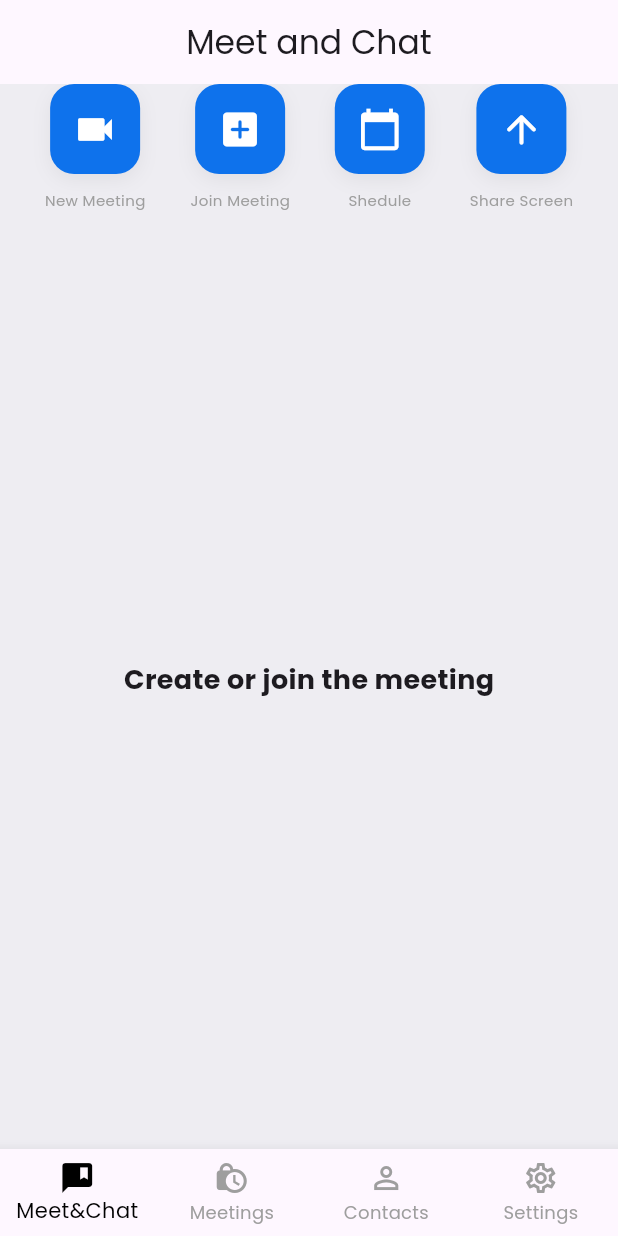
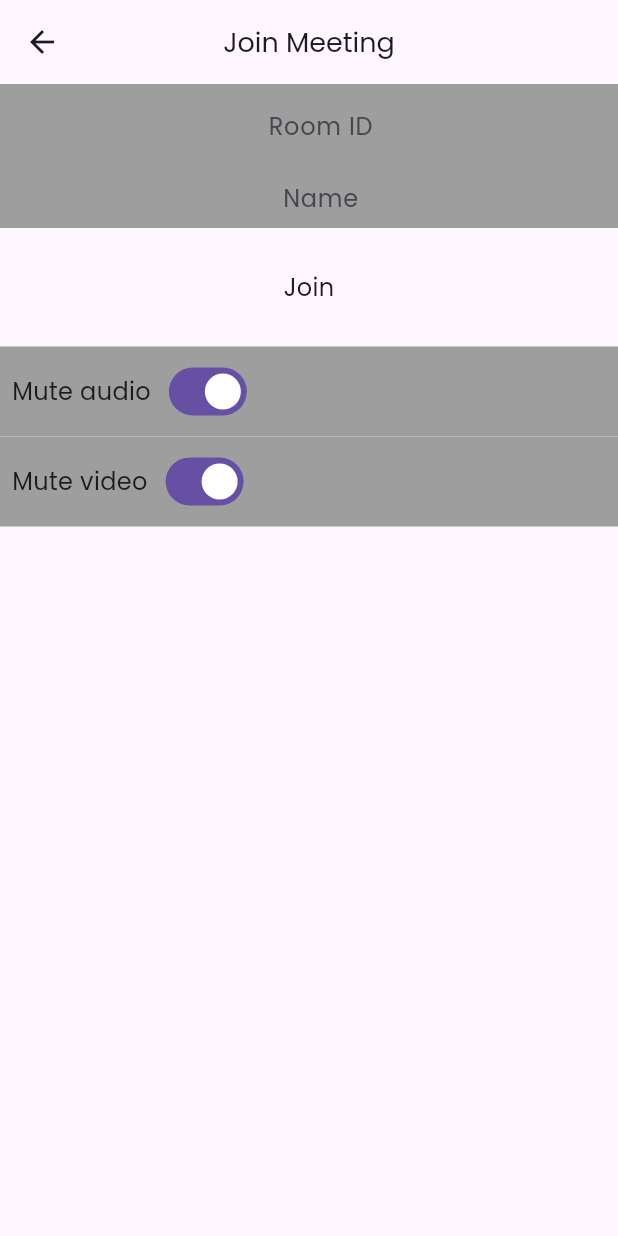
Before and after one commit to LihinduPerera/AmaMeet-ZoomClone, a Flutter app: the screen it shows once a user with an empty profile is signed in, after a tap on "Join Meeting", on a phone screen of 412 x 824 dp. Run offline on Flutter 3.47's test engine with Material 3 defaults, Android fonts, the phone set to English and light mode, and no system bars; our stand-ins replace cloud_firestore, firebase_auth, firebase_core, google_sign_in, lottie; missing offline and left inert: jitsi_meet_v1; accounts and stored records are empty; network calls fail.

Commit message:
feat: Add VideoCallPage and implement navigation from MeetingPage

```diff
--- a/lib/main.dart
+++ b/lib/main.dart
@@ -1,5 +1,6 @@
 import 'package:ama_meet/pages/home_page.dart';
 import 'package:ama_meet/pages/login_page.dart';
+import 'package:ama_meet/pages/video_call_page.dart';
 import 'package:ama_meet/resources/auth_methods.dart';
 import 'package:firebase_core/firebase_core.dart';
 import 'package:flutter/material.dart';
@@ -25,6 +26,7 @@ class MyApp extends StatelessWidget {
       routes: {
         '/login': (context) => const LoginPage(),
         '/home': (context) => HomePage(),
+        '/video-meeting': (context) => VideoCallPage(),
       },
       home: StreamBuilder(
         stream: AuthMethods().authChanges,
--- a/lib/pages/meeting_page.dart
+++ b/lib/pages/meeting_page.dart
@@ -17,6 +17,10 @@ class MeetingPage extends StatelessWidget {
     _jmm.createMeeting(roomName: roomName, isAudioMuted: true, isVideoMuted: true);
   }
 
+  joinMeeting(BuildContext context) {
+    Navigator.pushNamed(context, '/video-meeting');
+  }
+
   @override
   Widget build(BuildContext context) {
     return Column(
@@ -30,7 +34,7 @@ class MeetingPage extends StatelessWidget {
                 btnIcon: Icons.videocam,
               ),
               HomeBtnWidget(
-                onPressedFunction: (() {}),
+                onPressedFunction: () => joinMeeting(context) ,
                 btnText: 'Join Meeting',
                 btnIcon: Icons.add_box_rounded,
               ),
--- a/lib/pages/video_call_page.dart
+++ b/lib/pages/video_call_page.dart
@@ -0,0 +1,105 @@
+import 'package:ama_meet/resources/auth_methods.dart';
+import 'package:ama_meet/utils/colors.dart';
+import 'package:ama_meet/widgets/meeting_options.dart';
+import 'package:flutter/material.dart';
+
+class VideoCallPage extends StatefulWidget {
+  const VideoCallPage({super.key});
+
+  @override
+  State<VideoCallPage> createState() => _VideoCallPageState();
+}
+
+class _VideoCallPageState extends State<VideoCallPage> {
+  final AuthMethods _authMethods = AuthMethods();
+
+  late TextEditingController meetingIdController;
+  late TextEditingController nameController;
+
+  bool isAudioMuted = true;
+  bool isVideoMuted = true;
+
+  @override
+  void initState() {
+    meetingIdController = TextEditingController();
+    nameController = TextEditingController(text: _authMethods.user.displayName);
+    super.initState();
+  }
+
+  _joinMeeting() {
+
+  }
+
+  @override
+  Widget build(BuildContext context) {
+    return Scaffold(
+      appBar: AppBar(
+        elevation: 0,
+        // backgroundColor: backgroundColor,
+        title: Text(
+          'Join Meeting',
+          style: TextStyle(
+            fontSize: 18
+          ),
+        ),
+        centerTitle: true,
+      ),
+
+      body: Column(
+        children: [
+          TextField(
+            controller: meetingIdController,
+            maxLines: 1,
+            textAlign: TextAlign.center,
+            keyboardType: TextInputType.number,
+            decoration: const InputDecoration(
+              fillColor: Colors.grey,
+              filled: true,
+              border: InputBorder.none,
+              hintText: 'Room ID',
+              contentPadding: EdgeInsets.fromLTRB(16, 8, 0, 0),
+            ),
+          ),
+          TextField(
+            controller: nameController,
+            maxLines: 1,
+            textAlign: TextAlign.center,
+            keyboardType: TextInputType.number,
+            decoration: const InputDecoration(
+              fillColor: Colors.grey,
+              filled: true,
+              border: InputBorder.none,
+              hintText: 'Name',
+              contentPadding: EdgeInsets.fromLTRB(16, 8, 0, 0),
+            ),
+          ),
+          SizedBox(height: 20,),
+          InkWell(
+            onTap: _joinMeeting,
+            child: Padding(
+              padding: EdgeInsets.all(8),
+              child: Text('Join', style: TextStyle(
+                fontSize: 16,
+              )),
+            ),
+          ),
+          SizedBox(height: 20,),
+          MeetingOptions(text: "Mute audio", isMute: isAudioMuted , onChanged: onAudioMuted,),
+          MeetingOptions(text: "Mute video", isMute: isVideoMuted , onChanged: onVideoMuted,),
+        ],
+      ),
+    );
+  }
+
+  onAudioMuted(bool val) {
+    setState(() {
+      isAudioMuted = val;
+    });
+  }
+
+  onVideoMuted(bool val) {
+    setState(() {
+      isVideoMuted = val;
+    });
+  }
+}
--- /dev/null
+++ b/lib/widgets/meeting_options.dart
@@ -0,0 +1,31 @@
+import 'package:flutter/material.dart';
+
+class MeetingOptions extends StatelessWidget {
+  final String text;
+  final bool isMute;
+  final Function(bool) onChanged;
+  const MeetingOptions({super.key, required this.text, required this.isMute, required this.onChanged});
+
+  @override
+  Widget build(BuildContext context) {
+    return Container(
+      height: 60,
+      color: Colors.grey,
+      child: Row(
+        children: [
+          Padding(
+            padding: const EdgeInsets.all(8.0),
+            child: Text(
+              text,
+              style: TextStyle(
+                fontSize: 16,
+              ),
+            ),
+          ),
+          SizedBox(height: 20,),
+          Switch(value: isMute, onChanged: onChanged)
+        ],
+      ),
+    );
+  }
+}
```
